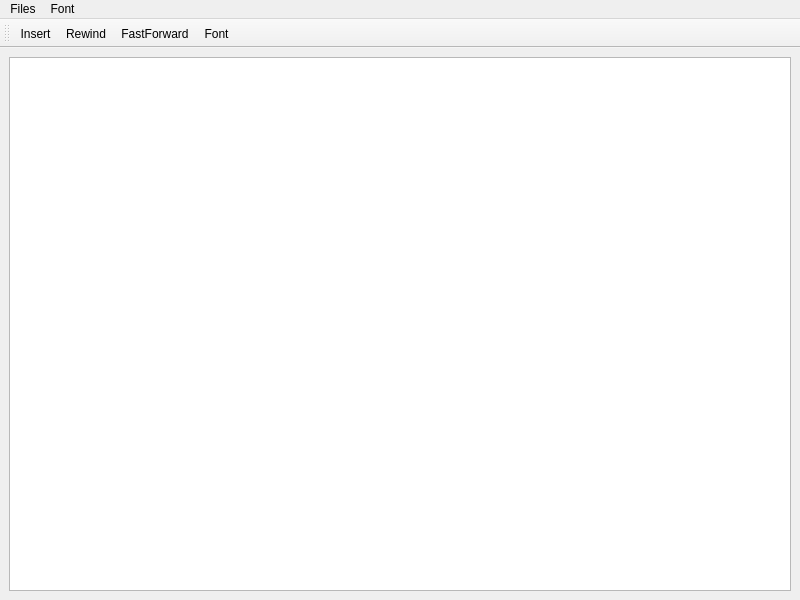
Qt form editlrc.ui (ZizhuoWang/EditLrc) before a commit.
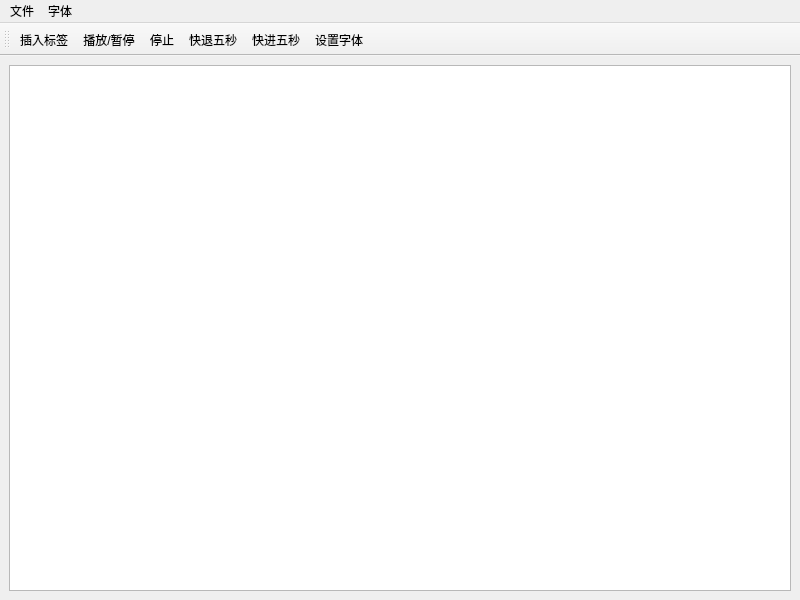
The same form after that commit. Icons and pictures are not drawn.

```diff
--- a/editlrc.ui
+++ b/editlrc.ui
@@ -33,12 +33,12 @@
      <x>0</x>
      <y>0</y>
      <width>800</width>
-     <height>31</height>
+     <height>23</height>
     </rect>
    </property>
    <widget class="QMenu" name="menuFiles">
     <property name="title">
-     <string>Files</string>
+     <string>文件</string>
     </property>
     <addaction name="actionOpen"/>
     <addaction name="actionNew"/>
@@ -48,7 +48,7 @@
    </widget>
    <widget class="QMenu" name="menuFont">
     <property name="title">
-     <string>Font</string>
+     <string>字体</string>
     </property>
     <addaction name="actionFont"/>
    </widget>
@@ -65,6 +65,9 @@
      <height>36</height>
     </size>
    </property>
+   <property name="toolButtonStyle">
+    <enum>Qt::ToolButtonTextUnderIcon</enum>
+   </property>
    <attribute name="toolBarArea">
     <enum>TopToolBarArea</enum>
    </attribute>
@@ -72,6 +75,8 @@
     <bool>false</bool>
    </attribute>
    <addaction name="actionInsert"/>
+   <addaction name="actionPlay"/>
+   <addaction name="actionStop"/>
    <addaction name="actionRewind"/>
    <addaction name="actionFastForward"/>
    <addaction name="actionFont"/>
@@ -127,10 +132,7 @@
      <normaloff>:/icon/Icon/Plus.png</normaloff>:/icon/Icon/Plus.png</iconset>
    </property>
    <property name="text">
-    <string>Insert</string>
-   </property>
-   <property name="shortcut">
-    <string>+</string>
+    <string>插入标签</string>
    </property>
   </action>
   <action name="actionClose">
@@ -148,7 +150,7 @@
      <normaloff>:/icon/Icon/FastForward.png</normaloff>:/icon/Icon/FastForward.png</iconset>
    </property>
    <property name="text">
-    <string>FastForward</string>
+    <string>快进五秒</string>
    </property>
    <property name="shortcut">
     <string>Ctrl+Right</string>
@@ -160,7 +162,7 @@
      <normaloff>:/icon/Icon/Rewind.png</normaloff>:/icon/Icon/Rewind.png</iconset>
    </property>
    <property name="text">
-    <string>Rewind</string>
+    <string>快退五秒</string>
    </property>
    <property name="shortcut">
     <string>Ctrl+Left</string>
@@ -172,7 +174,25 @@
      <normaloff>:/icon/Icon/Font.png</normaloff>:/icon/Icon/Font.png</iconset>
    </property>
    <property name="text">
-    <string>Font</string>
+    <string>设置字体</string>
+   </property>
+  </action>
+  <action name="actionPlay">
+   <property name="icon">
+    <iconset resource="icon.qrc">
+     <normaloff>:/icon/Icon/Play.png</normaloff>:/icon/Icon/Play.png</iconset>
+   </property>
+   <property name="text">
+    <string>播放/暂停</string>
+   </property>
+  </action>
+  <action name="actionStop">
+   <property name="icon">
+    <iconset resource="icon.qrc">
+     <normaloff>:/icon/Icon/Stop.png</normaloff>:/icon/Icon/Stop.png</iconset>
+   </property>
+   <property name="text">
+    <string>停止</string>
    </property>
   </action>
  </widget>
```
Left out of the diff: 10 changed lines with no effect on the pictures.
